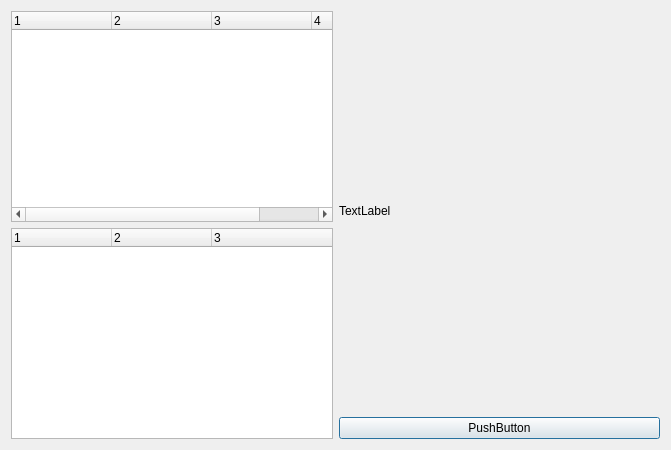
First picture: the form in treeView.ui, repository VRLAB-HSKL/VirtualRadiologyData, before the edit.
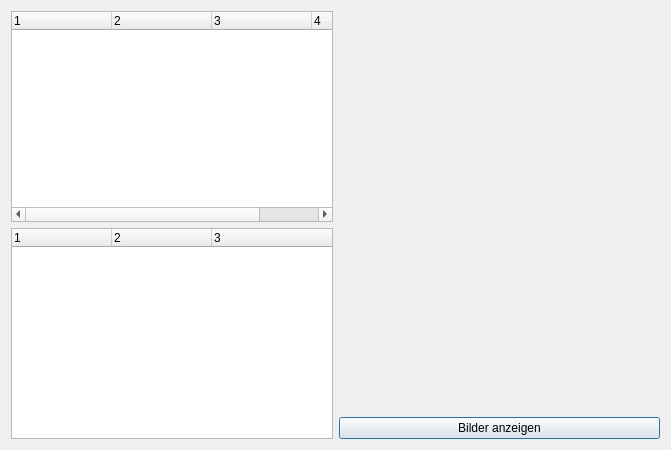
Second picture: the form after the edit.

What changed in the file:
```diff
--- a/treeView.ui
+++ b/treeView.ui
@@ -78,14 +78,14 @@
         </sizepolicy>
        </property>
        <property name="text">
-        <string>TextLabel</string>
+        <string/>
        </property>
       </widget>
      </item>
      <item>
       <widget class="QPushButton" name="pushButton">
        <property name="text">
-        <string>PushButton</string>
+        <string>Bilder anzeigen</string>
        </property>
       </widget>
      </item>
```
